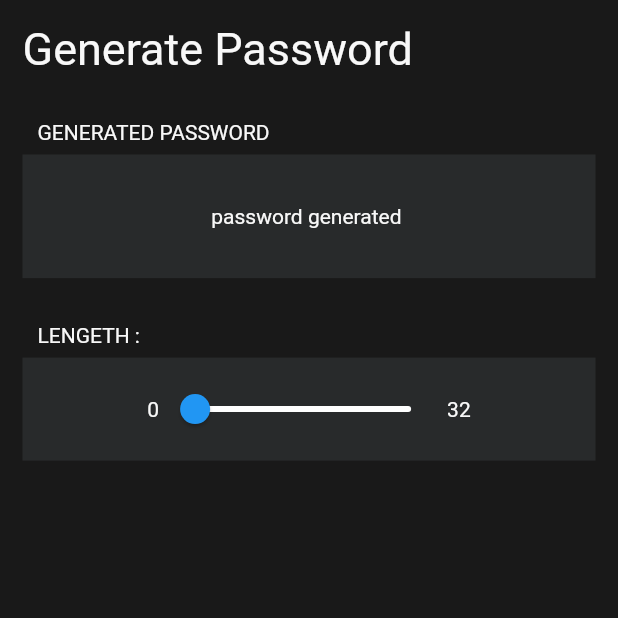
After one commit to BrahimTuijine/Password-manager-project, a Flutter app: the screen it shows after launch, on a phone screen of 412 x 824 dp, the top half of it. The commit adds this screen. Run offline on Flutter 3.47's test engine with Material 2 defaults, Android fonts, the phone set to English and light mode, and no system bars; our stand-ins replace google_fonts.

Commit message:
generate password UI

```diff
--- a/lib/main.dart
+++ b/lib/main.dart
@@ -3,6 +3,7 @@ import 'package:google_fonts/google_fonts.dart';
 import 'package:password_manager_project/account/add_account.dart';
 import 'package:password_manager_project/auth/login.dart';
 import 'package:password_manager_project/auth/signup.dart';
+import 'package:password_manager_project/pro_version/Generate_password.dart';
 import 'package:password_manager_project/screens/home_screen.dart';
 
 void main() {
@@ -20,9 +21,9 @@ class MyApp extends StatelessWidget {
         )),
         textTheme: TextTheme(
           headline1: GoogleFonts.montserrat(
-              fontSize: 24.0,
-              color: Color(0xFFF8F8F8),
-              fontWeight: FontWeight.w500),
+            color: Color(0xFFF8F8F8),
+            fontSize: 20
+          ),
         ),
         scaffoldBackgroundColor: Color(0xFF191919),
         primaryColor: Color(0xFFF8F8F8),
@@ -36,12 +37,13 @@ class MyApp extends StatelessWidget {
         ),
       ),
       debugShowCheckedModeBanner: false,
-      home: Signin(),
+      home: GeneratePass(),
       routes: {
         "login": (context) => Signin(),
         "signup": (context) => Signup(),
         "addaccount": (context) => Addaccount(),
         "homescreen": (context) => HomeScreen(),
+        "generatepss": (context) => GeneratePass(),
       },
     );
   }
--- /dev/null
+++ b/lib/pro_version/Generate_password.dart
@@ -0,0 +1,87 @@
+import 'dart:ui';
+
+import 'package:flutter/material.dart';
+
+class GeneratePass extends StatefulWidget {
+  @override
+  _GeneratePassState createState() => _GeneratePassState();
+}
+
+class _GeneratePassState extends State<GeneratePass> {
+  double currentslidervalue = 0.0;
+  @override
+  Widget build(BuildContext context) {
+    return Scaffold(
+      body: SafeArea(
+        child: Container(
+          padding: EdgeInsets.all(15),
+          child: Column(
+            crossAxisAlignment: CrossAxisAlignment.start,
+            children: [
+              Text(
+                "Generate Password",
+                style: TextStyle(
+                    color: Theme.of(context).primaryColor, fontSize: 30),
+              ),
+              Container(
+                margin: EdgeInsets.only(top: 30, left: 10),
+                child: Text(
+                  "GENERATED PASSWORD",
+                  style: TextStyle(color: Theme.of(context).primaryColor),
+                ),
+              ),
+              Container(
+                margin: EdgeInsets.only(top: 7),
+                color: Color(0xff282A2B),
+                height: MediaQuery.of(context).size.width / 5,
+                width: MediaQuery.of(context).size.width,
+                child: Center(
+                    child: Text(
+                  "password generated ",
+                  style: TextStyle(color: Theme.of(context).primaryColor),
+                )),
+              ),
+              Container(
+                margin: EdgeInsets.only(top: 30, left: 10),
+                child: Text(
+                  "LENGETH :",
+                  style: TextStyle(color: Theme.of(context).primaryColor),
+                ),
+              ),
+              Container(
+                margin: EdgeInsets.only(top: 7),
+                color: Color(0xff282A2B),
+                height: MediaQuery.of(context).size.width / 6,
+                // width: MediaQuery.of(context).size.width,
+                child: Row(
+                  mainAxisAlignment: MainAxisAlignment.center,
+                  children: [
+                    Text(
+                      "${currentslidervalue.round().toString()}",
+                      style: TextStyle(color: Theme.of(context).primaryColor),
+                    ),
+                    Slider(
+                      inactiveColor: Colors.white,
+
+                        max: 32,
+                        value: currentslidervalue,
+                        onChanged: (val) {
+                          setState(() {
+                            currentslidervalue = val;
+                          });
+
+                        }),
+                    Text(
+                      "32",
+                      style: TextStyle(color: Theme.of(context).primaryColor),
+                    ),
+                  ],
+                ),
+              ),
+            ],
+          ),
+        ),
+      ),
+    );
+  }
+}
--- a/lib/screens/home_screen.dart
+++ b/lib/screens/home_screen.dart
@@ -18,17 +18,22 @@ class _HomeScreenState extends State<HomeScreen> {
     'Personal',
     'Shopping',
   ];
+  var scaffoldkey = GlobalKey<ScaffoldState>();
   @override
   Widget build(BuildContext context) {
     return Scaffold(
+      key: scaffoldkey,
+      drawer: Drawer(),
       appBar: AppBar(
         leading: IconButton(
-          onPressed: () => print('settings pressed'),
-          icon: Icon(
-            Icons.settings_outlined,
-            color: Colors.white,
-          ),
+        onPressed: () {
+          scaffoldkey.currentState!.openDrawer();
+        },
+        icon: Icon(
+          Icons.settings_outlined,
+          color: Colors.white,
         ),
+      ),
         actions: [
           Padding(
             padding: const EdgeInsets.only(right: 10.0),
```
